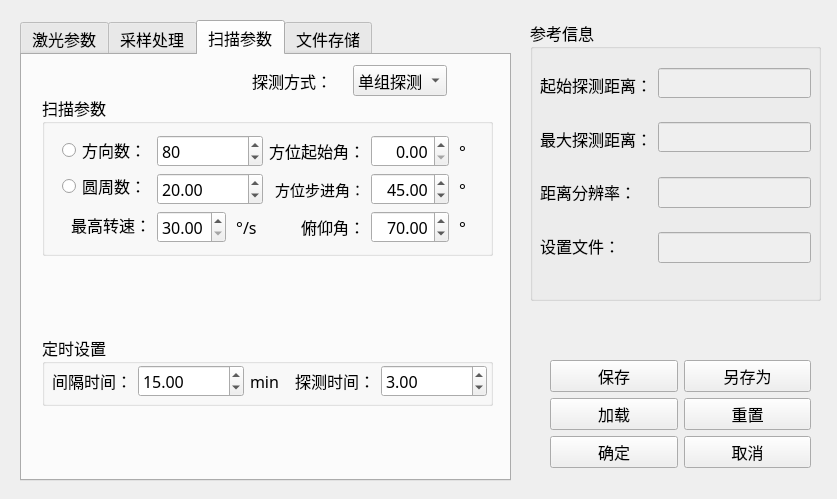
guopan/Knapsack_CDL, file parametersetdialog.ui: the form before one commit.
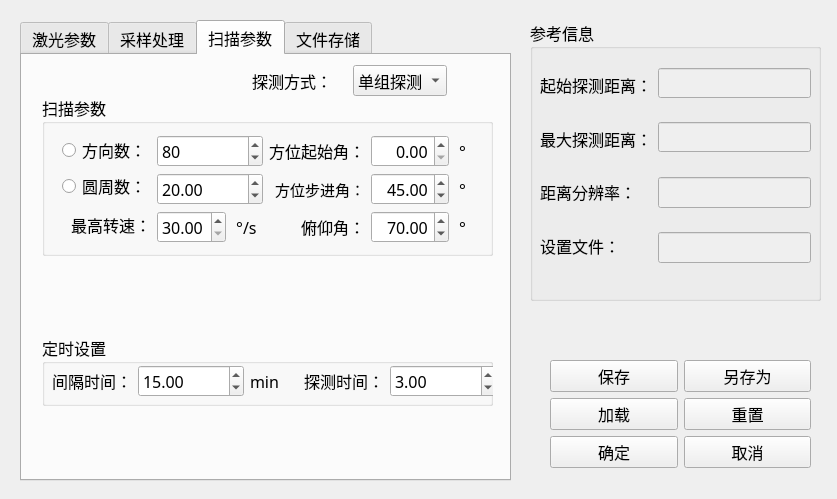
The form after the commit. The open tabs and pages were chosen to show the change. Icons and pictures are not drawn.

```diff
--- a/parametersetdialog.ui
+++ b/parametersetdialog.ui
@@ -1658,7 +1658,7 @@
        <rect>
         <x>20</x>
         <y>40</y>
-        <width>421</width>
+        <width>424</width>
         <height>108</height>
        </rect>
       </property>
@@ -2023,7 +2023,7 @@
        <rect>
         <x>10</x>
         <y>30</y>
-        <width>479</width>
+        <width>498</width>
         <height>32</height>
        </rect>
       </property>
```
Left out of the diff: 4 changed lines with no effect on the pictures.
